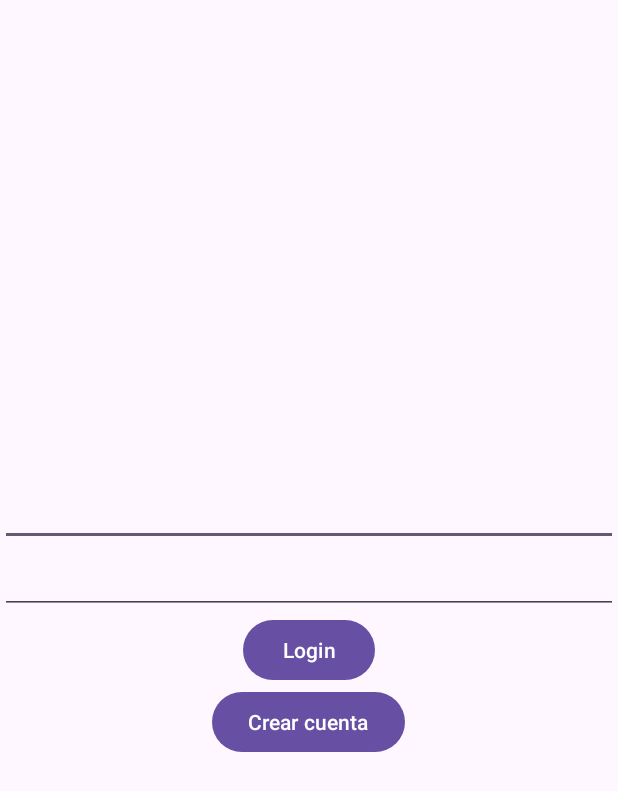
After one commit to HFFY/prograiii20252, an Android app: the layout activity_login.xml on its own in the app's theme, with its tools: preview values and no code run, on a phone screen of 412 x 824 dp. The commit adds this screen. Shown: the top 791 px of the screen. Run offline under Robolectric (Android 15) with nearby library versions, the phone set to English and light mode, and no system bars.

Commit message:
Implementacion de ejemplo de Login

```diff
--- a/app/build.gradle.kts
+++ b/app/build.gradle.kts
@@ -2,6 +2,7 @@ plugins {
     alias(libs.plugins.android.application)
     alias(libs.plugins.kotlin.android)
     kotlin("plugin.serialization") version "1.9.0"
+    id("com.google.gms.google-services")
 }
 
 android {
@@ -47,6 +48,8 @@ dependencies {
     implementation(libs.androidx.activity)
     implementation(libs.androidx.constraintlayout)
     implementation(libs.kotlinx.serialization.json)
+    implementation(platform("com.google.firebase:firebase-bom:34.6.0"))
+    implementation("com.google.firebase:firebase-auth")
     testImplementation(libs.junit)
     androidTestImplementation(libs.androidx.junit)
     androidTestImplementation(libs.androidx.espresso.core)
--- /dev/null
+++ b/app/src/main/res/layout/activity_login.xml
@@ -0,0 +1,34 @@
+<?xml version="1.0" encoding="utf-8"?>
+<LinearLayout xmlns:android="http://schemas.android.com/apk/res/android"
+    xmlns:app="http://schemas.android.com/apk/res-auto"
+    xmlns:tools="http://schemas.android.com/tools"
+    android:id="@+id/main"
+    android:layout_width="match_parent"
+    android:layout_height="match_parent"
+    android:orientation="vertical"
+    android:gravity="center"
+    tools:context=".LoginActivity">
+
+    <EditText
+        android:id="@+id/edit_email"
+        android:layout_width="match_parent"
+        android:layout_height="wrap_content"/>
+
+    <EditText
+        android:id="@+id/edit_password"
+        android:layout_width="match_parent"
+        android:layout_height="wrap_content"/>
+
+    <Button
+        android:id="@+id/button_login"
+        android:layout_width="wrap_content"
+        android:layout_height="wrap_content"
+        android:text="Login"/>
+
+    <Button
+        android:id="@+id/button_crear_cuenta"
+        android:layout_width="wrap_content"
+        android:layout_height="wrap_content"
+        android:text="Crear cuenta"/>
+
+</LinearLayout>
--- a/build.gradle.kts
+++ b/build.gradle.kts
@@ -2,4 +2,5 @@
 plugins {
     alias(libs.plugins.android.application) apply false
     alias(libs.plugins.kotlin.android) apply false
+    id("com.google.gms.google-services") version "4.4.4" apply false
 }
```
Also changed, not shown: app/src/main/AndroidManifest.xml (+9 -2 lines), app/src/main/java/com/prograiii/myapplication/EjemploRecyclerViewActivity.kt (+9 -0 lines), app/src/main/java/com/prograiii/myapplication/LoginActivity.kt (added, +91 -0 lines), app/src/main/res/layout/activity_ejemplo_recycler_view.xml (+7 -0 lines).
